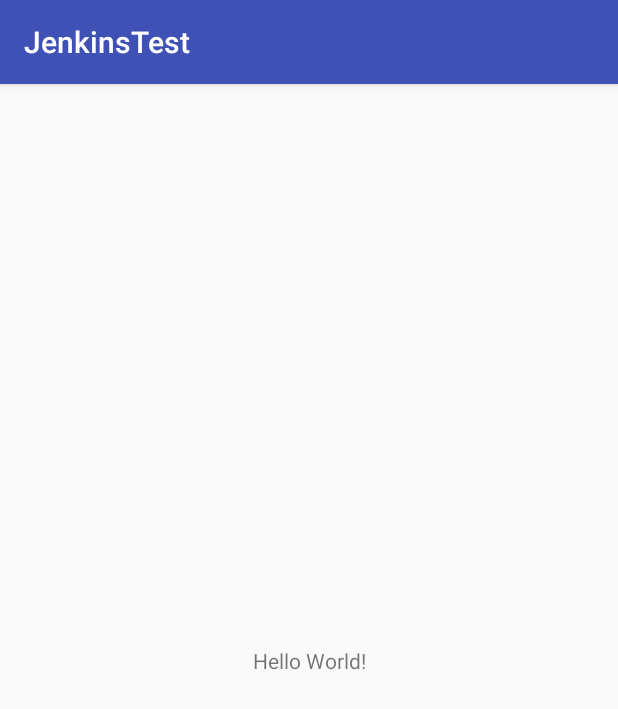
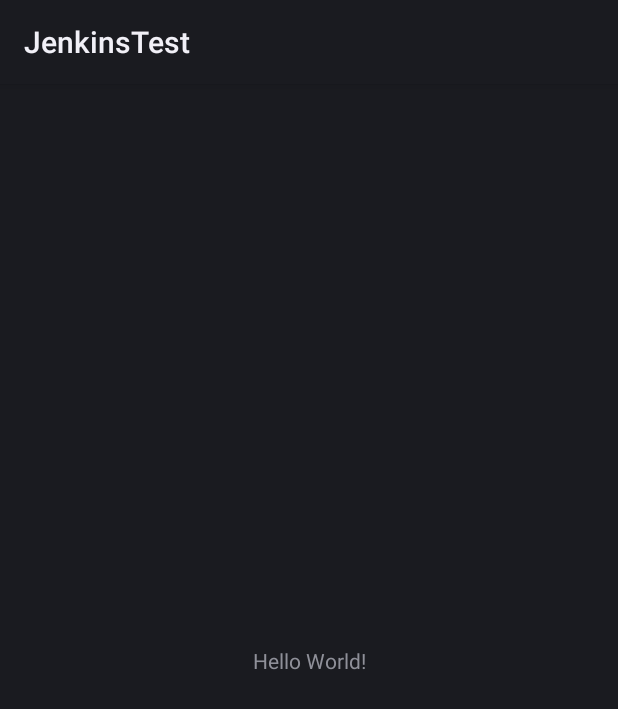
Before and after one commit to Crowd7/JenkinsTest, an Android app: the screen it shows after launch (MainActivity), on a phone screen of 412 x 824 dp. Shown: the top 709 px of the screen. Run offline under Robolectric (Android 15) with nearby library versions, the phone set to English and light mode, and no system bars.

```diff
--- a/app/build.gradle
+++ b/app/build.gradle
@@ -27,7 +27,6 @@ dependencies {
     androidTestCompile('com.android.support.test.espresso:espresso-core:2.2.2', {
         exclude group: 'com.android.support', module: 'support-annotations'
     })
-    compile 'com.android.support:appcompat-v7:25.3.1'
     compile 'com.android.support.constraint:constraint-layout:1.0.2'
     testCompile 'junit:junit:4.12'
 }
--- a/app/src/main/AndroidManifest.xml
+++ b/app/src/main/AndroidManifest.xml
@@ -7,8 +7,7 @@
         android:icon="@mipmap/ic_launcher"
         android:label="@string/app_name"
         android:roundIcon="@mipmap/ic_launcher_round"
-        android:supportsRtl="true"
-        android:theme="@style/AppTheme">
+        android:supportsRtl="true">
         <activity android:name=".MainActivity">
             <intent-filter>
                 <action android:name="android.intent.action.MAIN" />
--- a/app/src/main/java/com/example/jenkinstest/MainActivity.java
+++ b/app/src/main/java/com/example/jenkinstest/MainActivity.java
@@ -1,9 +1,9 @@
 package com.example.jenkinstest;
 
-import android.support.v7.app.AppCompatActivity;
+import android.app.Activity;
 import android.os.Bundle;
 
-public class MainActivity extends AppCompatActivity {
+public class MainActivity extends Activity {
 
     @Override
     protected void onCreate(Bundle savedInstanceState) {
--- a/app/src/main/res/values/styles.xml
+++ b/app/src/main/res/values/styles.xml
@@ -1,11 +1,3 @@
 <resources>
 
-    <!-- Base application theme. -->
-    <style name="AppTheme" parent="Theme.AppCompat.Light.DarkActionBar">
-        <!-- Customize your theme here. -->
-        <item name="colorPrimary">@color/colorPrimary</item>
-        <item name="colorPrimaryDark">@color/colorPrimaryDark</item>
-        <item name="colorAccent">@color/colorAccent</item>
-    </style>
-
 </resources>
```
